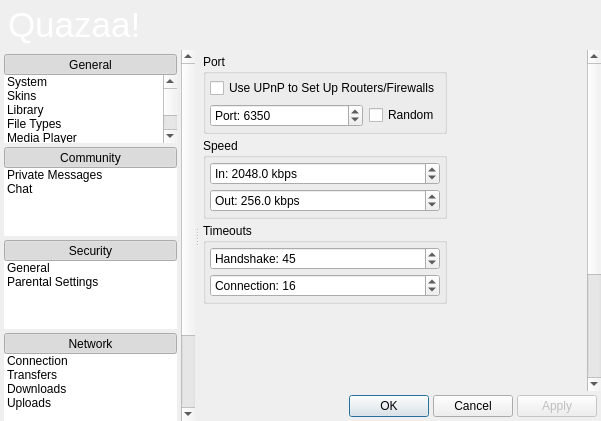
Above: branches/Rewrite/UI/dialogsettings.ui from c3c/quazaa before the change. Below: the same form after it.
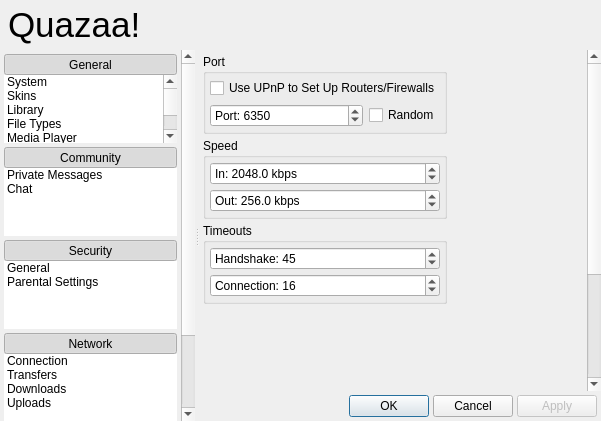
That is the form after the change. Icons and pictures are not drawn.

Commit message: Removed remaining hard coded skinning style sheets from ui. Fixed default app menu appearing to right of nav toolbar. Now appears where menu should appear.

Diff of the .ui file:
```diff
--- a/branches/Rewrite/UI/dialogsettings.ui
+++ b/branches/Rewrite/UI/dialogsettings.ui
@@ -44,10 +44,6 @@
        <height>50</height>
       </size>
      </property>
-     <property name="styleSheet">
-      <string notr="true">background-image: url(:/Resource/HeaderBackground.png);
-color: rgb(255, 255, 255);</string>
-     </property>
      <property name="frameShape">
       <enum>QFrame::NoFrame</enum>
      </property>
```
Left out of the diff: 8 changed lines with no effect on the pictures. The commit also changes 33 other files.
